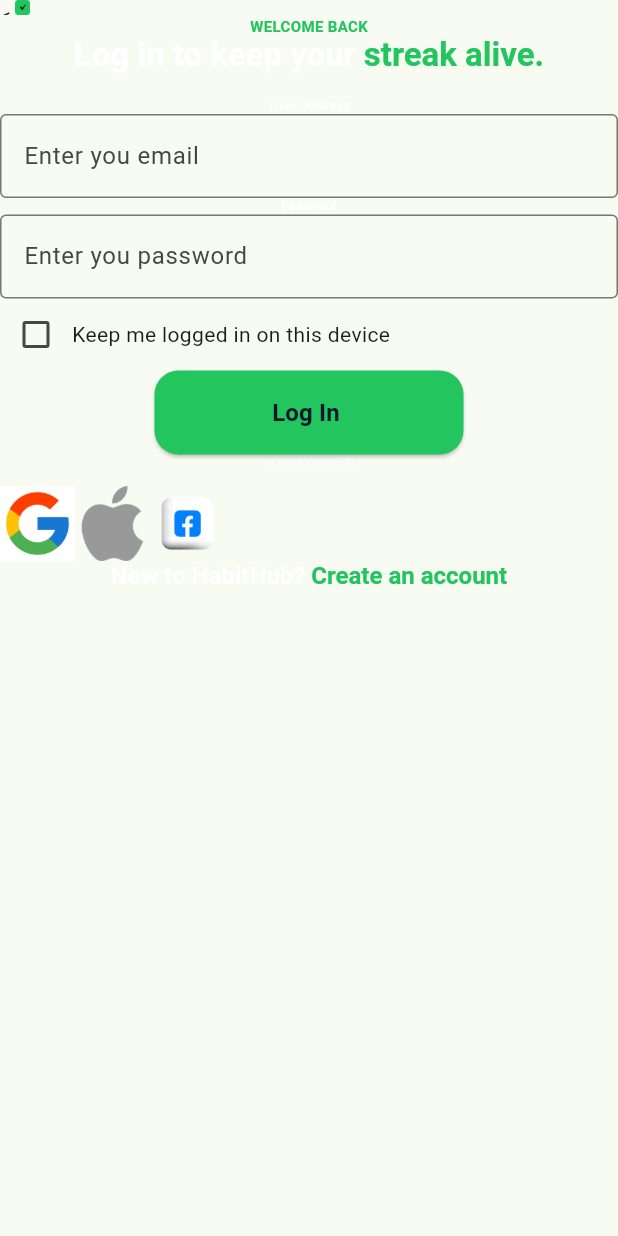
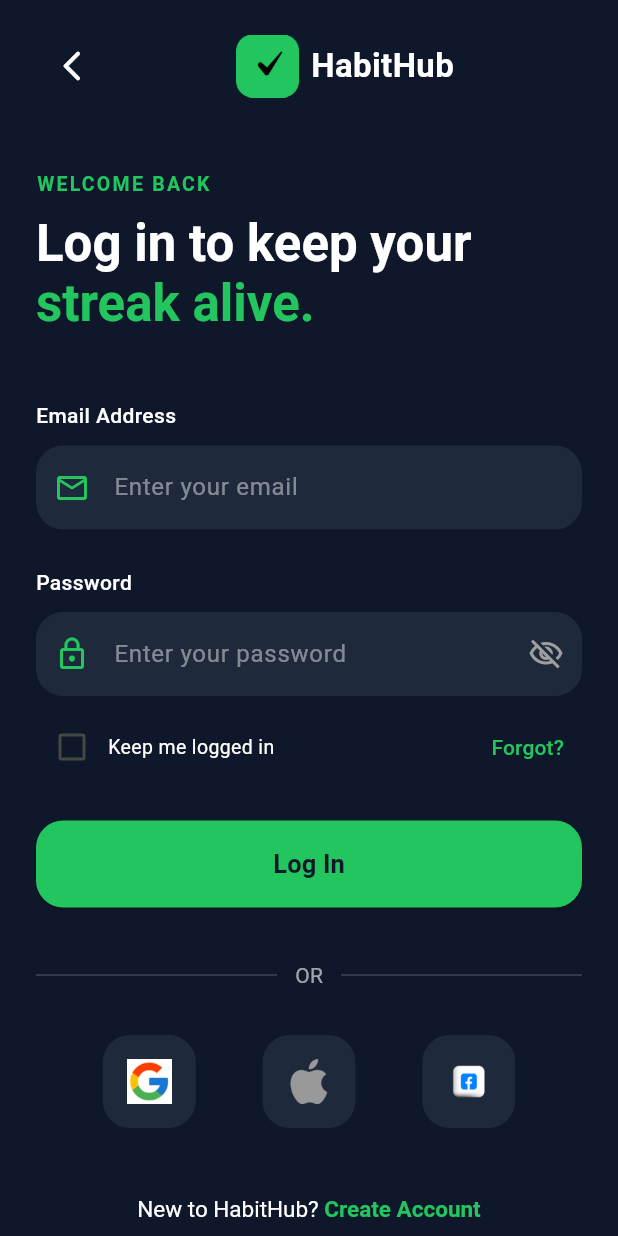
Before and after one commit to AbdulRauf20/HabitHub-AI, a Flutter app: the LoginView screen opened directly, on a phone screen of 412 x 824 dp. Run offline on Flutter 3.47's test engine with Material 3 defaults, Android fonts, the light colour scheme and no system bars.

Commit message:
login view bugs fixd and now ui looks great

```diff
--- a/habithub/lib/views/Authentication_Module/login_view.dart
+++ b/habithub/lib/views/Authentication_Module/login_view.dart
@@ -1,5 +1,6 @@
 import 'package:flutter/material.dart';
 import 'package:habithub/core/theme/app_colors.dart';
+import 'package:habithub/views/Authentication_Module/welcome_view.dart';
 
 class LoginView extends StatefulWidget {
   const LoginView({super.key});
@@ -10,46 +11,83 @@
 
 class _LoginViewState extends State<LoginView> {
   bool _isChecked = false;
+
   @override
   Widget build(BuildContext context) {
     return Scaffold(
+      backgroundColor: AppColors.background,
       body: SafeArea(
+        child: SingleChildScrollView(
+          padding: const EdgeInsets.symmetric(horizontal: 24, vertical: 20),
           child: Column(
+            crossAxisAlignment: CrossAxisAlignment.start,
             children: [
+              /// Top Row
               Row(
                 children: [
-                SizedBox(width: 10, height: 10, child: Text('<')),
+                  IconButton(
+                    onPressed: () {
+                      Navigator.push(
+                        context,
+                        MaterialPageRoute(
+                          builder: (context) => const WelcomeView(),
+                        ),
+                      );
+                    },
+                    icon: const Icon(
+                      Icons.arrow_back_ios_new_rounded,
+                      color: AppColors.textPrimary,
+                    ),
+                  ),
+                  const Spacer(),
                   SizedBox(
-                  width: 10,
-                  height: 10,
+                    height: 42,
+                    width: 42,
                     child: Image.asset("assets/logo.png"),
                   ),
+                  const SizedBox(width: 8),
+                  const Text(
+                    "HabitHub",
+                    style: TextStyle(
+                      color: AppColors.textPrimary,
+                      fontWeight: FontWeight.bold,
+                      fontSize: 22,
+                    ),
+                  ),
+                  const Spacer(),
                 ],
               ),
-            Text(
-              'WELCOME BACK',
+
+              const SizedBox(height: 45),
+
+              const Text(
+                "WELCOME BACK",
                 style: TextStyle(
-                fontSize: 10,
                   color: AppColors.primary,
+                  fontSize: 13,
                   fontWeight: FontWeight.bold,
+                  letterSpacing: 1.5,
                 ),
               ),
+
+              const SizedBox(height: 10),
+
               RichText(
                 text: const TextSpan(
                   children: [
                     TextSpan(
-                    text: 'Log in to keep your ',
+                      text: "Log in to keep your\n",
                       style: TextStyle(
                         color: AppColors.textPrimary,
-                      fontSize: 22,
+                        fontSize: 34,
                         fontWeight: FontWeight.bold,
                       ),
                     ),
                     TextSpan(
-                    text: 'streak alive.',
+                      text: "streak alive.",
                       style: TextStyle(
                         color: AppColors.primary,
-                      fontSize: 22,
+                        fontSize: 34,
                         fontWeight: FontWeight.bold,
                       ),
                     ),
@@ -57,112 +95,209 @@
                 ),
               ),
 
-            SizedBox(height: 15),
-            Text(
-              'Email Address',
-              style: TextStyle(fontSize: 8, color: AppColors.textPrimary),
-            ),
-            TextField(
-              decoration: InputDecoration(
-                border: OutlineInputBorder(),
-                hintText: 'Enter you email',
+              const SizedBox(height: 45),
+
+              const Text(
+                "Email Address",
+                style: TextStyle(
+                  color: AppColors.textPrimary,
+                  fontSize: 14,
+                  fontWeight: FontWeight.w500,
                 ),
               ),
-            Text(
-              'Password',
-              style: TextStyle(fontSize: 8, color: AppColors.textPrimary),
+
+              const SizedBox(height: 10),
+
+              TextField(
+                style: const TextStyle(color: Colors.white),
+                decoration: InputDecoration(
+                  hintText: "Enter your email",
+                  hintStyle: TextStyle(
+                    color: Colors.white.withValues(alpha: 0.45),
                   ),
-            TextField(
-              decoration: InputDecoration(
-                border: OutlineInputBorder(),
-                hintText: 'Enter you password',
+                  prefixIcon: const Icon(
+                    Icons.email_outlined,
+                    color: AppColors.primary,
+                  ),
+                  filled: true,
+                  fillColor: AppColors.surface,
+                  border: OutlineInputBorder(
+                    borderRadius: BorderRadius.circular(18),
+                    borderSide: BorderSide.none,
                   ),
                 ),
+              ),
+
+              const SizedBox(height: 25),
+
+              const Text(
+                "Password",
+                style: TextStyle(
+                  color: AppColors.textPrimary,
+                  fontSize: 14,
+                  fontWeight: FontWeight.w500,
+                ),
+              ),
+
+              const SizedBox(height: 10),
+
+              TextField(
+                obscureText: true,
+                style: const TextStyle(color: Colors.white),
+                decoration: InputDecoration(
+                  hintText: "Enter your password",
+                  hintStyle: TextStyle(
+                    color: Colors.white.withValues(alpha: 0.45),
+                  ),
+                  prefixIcon: const Icon(
+                    Icons.lock_outline,
+                    color: AppColors.primary,
+                  ),
+                  suffixIcon: const Icon(
+                    Icons.visibility_off_outlined,
+                    color: Colors.grey,
+                  ),
+                  filled: true,
+                  fillColor: AppColors.surface,
+                  border: OutlineInputBorder(
+                    borderRadius: BorderRadius.circular(18),
+                    borderSide: BorderSide.none,
+                  ),
+                ),
+              ),
+
+              const SizedBox(height: 10),
+
               Row(
                 children: [
                   Checkbox(
                     value: _isChecked,
-                  onChanged: (bool? value) {
+                    activeColor: AppColors.primary,
+                    onChanged: (value) {
                       setState(() {
                         _isChecked = value!;
                       });
                     },
                   ),
-                Text('Keep me logged in on this device'),
+                  const Expanded(
+                    child: Text(
+                      "Keep me logged in",
+                      style: TextStyle(
+                        color: AppColors.textPrimary,
+                        fontSize: 13,
+                      ),
+                    ),
+                  ),
+                  TextButton(
+                    onPressed: () {},
+                    child: const Text(
+                      "Forgot?",
+                      style: TextStyle(color: AppColors.primary),
+                    ),
+                  ),
                 ],
               ),
 
+              const SizedBox(height: 25),
+
               SizedBox(
-              width: MediaQuery.of(context).size.width * 0.5,
-              height: 56,
+                width: double.infinity,
+                height: 58,
                 child: ElevatedButton(
                   onPressed: () {},
                   style: ElevatedButton.styleFrom(
                     backgroundColor: AppColors.primary,
                     foregroundColor: AppColors.buttonPrimaryText,
                     shape: RoundedRectangleBorder(
-                    borderRadius: BorderRadius.circular(16),
+                      borderRadius: BorderRadius.circular(18),
                     ),
                   ),
                   child: const Text(
-                  'Log In ',
-                  style: TextStyle(fontSize: 16, fontWeight: FontWeight.w600),
+                    "Log In",
+                    style: TextStyle(fontSize: 17, fontWeight: FontWeight.bold),
                   ),
                 ),
               ),
 
-            Text(
-              'or continue with',
+              const SizedBox(height: 35),
+
+              Row(
+                children: [
+                  Expanded(
+                    child: Divider(color: Colors.white.withValues(alpha: 0.2)),
+                  ),
+                  Padding(
+                    padding: const EdgeInsets.symmetric(horizontal: 12),
+                    child: Text(
+                      "OR",
                       style: TextStyle(
-                fontSize: 8,
-                color: AppColors.textPrimary.withValues(alpha: 0.5),
+                        color: Colors.white.withValues(alpha: 0.6),
                       ),
                     ),
-            SizedBox(height: 10),
-            Row(
-              children: [
-                SizedBox(
-                  width: 50,
-                  height: 50,
-                  child: Image.asset("assets/google.png"),
                   ),
-                SizedBox(
-                  width: 50,
-                  height: 50,
-                  child: Image.asset("assets/apple.png"),
-                ),
-                SizedBox(
-                  width: 50,
-                  height: 50,
-                  child: Image.asset("assets/facebook.png"),
+                  Expanded(
+                    child: Divider(color: Colors.white.withValues(alpha: 0.2)),
                   ),
                 ],
               ),
-            RichText(
+
+              const SizedBox(height: 30),
+
+              Row(
+                mainAxisAlignment: MainAxisAlignment.spaceEvenly,
+                children: [
+                  socialButton("assets/google.png"),
+                  socialButton("assets/apple.png"),
+                  socialButton("assets/facebook.png"),
+                ],
+              ),
+
+              const SizedBox(height: 45),
+
+              Center(
+                child: RichText(
                   text: const TextSpan(
                     children: [
                       TextSpan(
-                    text: 'New to HabitHub? ',
+                        text: "New to HabitHub? ",
                         style: TextStyle(
                           color: AppColors.textPrimary,
-                      fontSize: 16,
-                      fontWeight: FontWeight.bold,
+                          fontSize: 15,
                         ),
                       ),
                       TextSpan(
-                    text: 'Create an account',
+                        text: "Create Account",
                         style: TextStyle(
                           color: AppColors.primary,
-                      fontSize: 16,
                           fontWeight: FontWeight.bold,
+                          fontSize: 15,
                         ),
                       ),
                     ],
                   ),
                 ),
+              ),
+
+              const SizedBox(height: 20),
             ],
+          ),
         ),
       ),
     );
   }
+
+  Widget socialButton(String image) {
+    return Container(
+      height: 62,
+      width: 62,
+      decoration: BoxDecoration(
+        color: AppColors.surface,
+        borderRadius: BorderRadius.circular(18),
+      ),
+      child: Padding(
+        padding: const EdgeInsets.all(16),
+        child: Image.asset(image),
+      ),
+    );
   }
+}
--- a/habithub/lib/views/Authentication_Module/welcome_view.dart
+++ b/habithub/lib/views/Authentication_Module/welcome_view.dart
@@ -1,5 +1,6 @@
 import 'package:flutter/material.dart';
 import 'package:habithub/core/theme/app_colors.dart';
+import 'package:habithub/views/Authentication_Module/login_view.dart';
 
 class WelcomeView extends StatefulWidget {
   const WelcomeView({super.key});
@@ -138,7 +139,14 @@
                 width: MediaQuery.of(context).size.width * 0.5,
                 height: 56,
                 child: ElevatedButton(
-                  onPressed: () {},
+                  onPressed: () {
+                    Navigator.push(
+                      context,
+                      MaterialPageRoute(
+                        builder: (context) => const LoginView(),
+                      ),
+                    );
+                  },
                   style: ElevatedButton.styleFrom(
                     backgroundColor: AppColors.buttonSecondaryBackground,
                     foregroundColor: AppColors.textPrimary,
```
Lines whose indentation alone changed are shown as unchanged.
